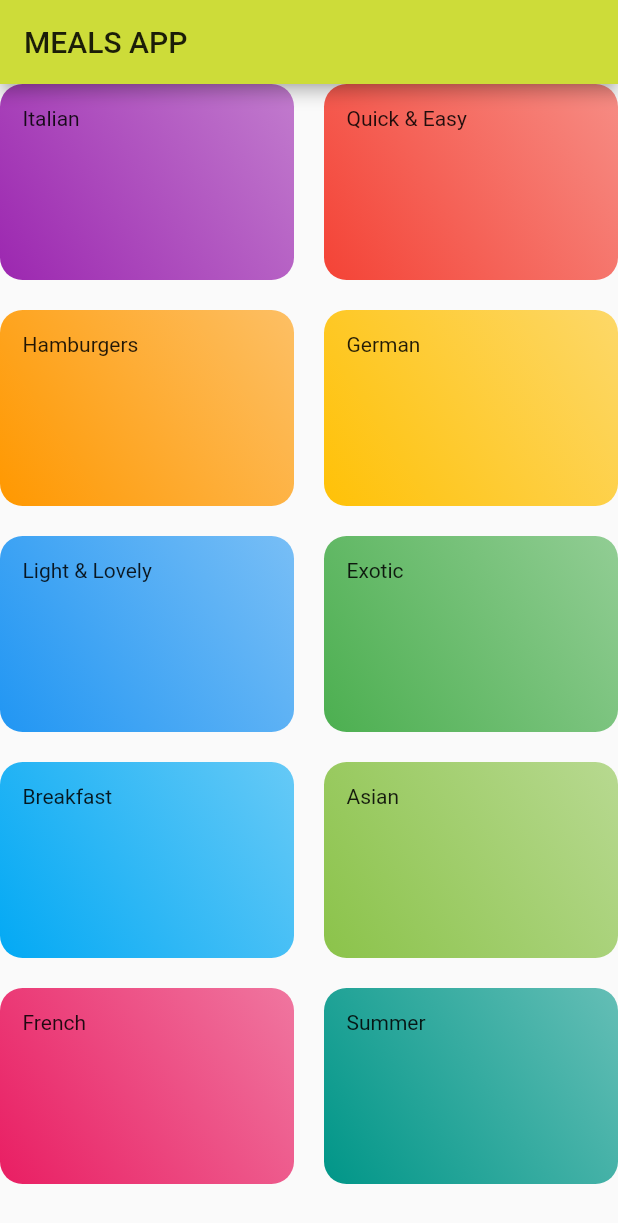
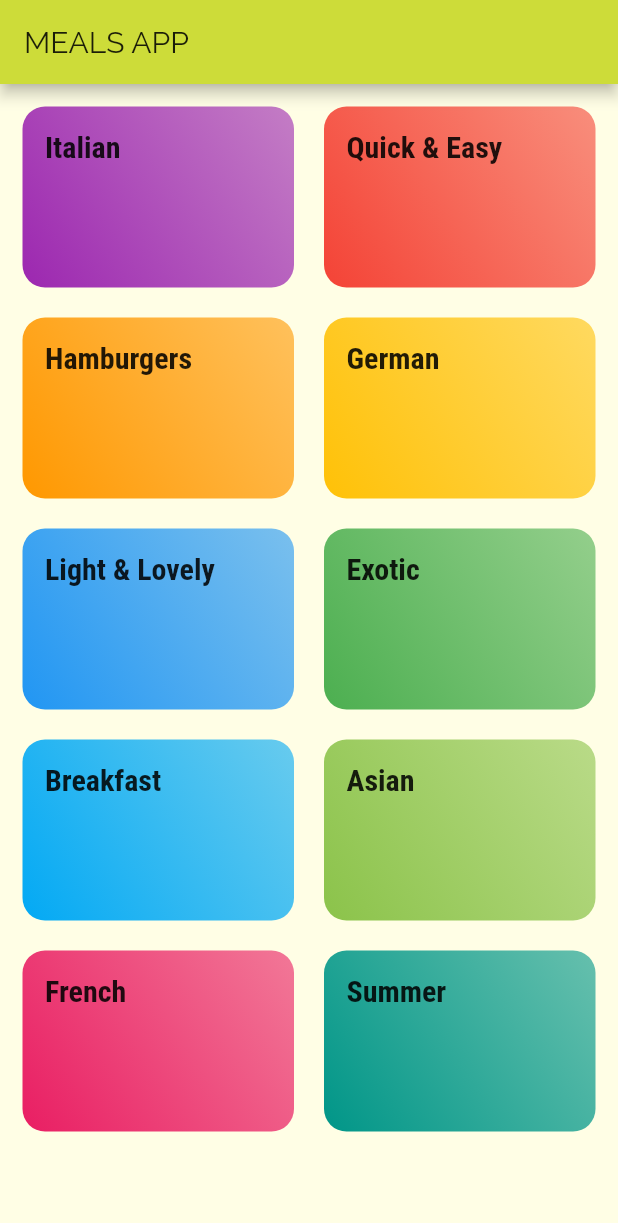
Before and after one commit to RohitIslam/meals-app, a Flutter app: the screen it shows after launch, on a phone screen of 412 x 824 dp. Shown: the top 1223 px of the screen. Run offline on Flutter 3.47's test engine with Material 2 defaults, Android fonts, the phone set to English and light mode, and no system bars.

```diff
--- a/lib/category_item.dart
+++ b/lib/category_item.dart
@@ -12,6 +12,7 @@ class CategoryItem extends StatelessWidget {
       padding: const EdgeInsets.all(15),
       child: Text(
         title,
+        style: Theme.of(context).textTheme.title,
       ),
       decoration: BoxDecoration(
         gradient: LinearGradient(
--- a/lib/main.dart
+++ b/lib/main.dart
@@ -12,6 +12,22 @@ class MyApp extends StatelessWidget {
       title: 'Meals App',
       theme: ThemeData(
         primarySwatch: Colors.lime,
+        accentColor: Colors.blueGrey,
+        canvasColor: Color.fromRGBO(255, 254, 229, 1),
+        fontFamily: 'Raleway',
+        textTheme: ThemeData.light().textTheme.copyWith(
+              body1: TextStyle(
+                color: Color.fromRGBO(20, 51, 51, 1),
+              ),
+              body2: TextStyle(
+                color: Color.fromRGBO(20, 51, 51, 1),
+              ),
+              title: TextStyle(
+                fontSize: 20,
+                fontFamily: 'RobotoCondensed',
+                fontWeight: FontWeight.bold,
+              ),
+            ),
       ),
       home: CategoriesPage(),
     );
--- a/lib/pages/categories.dart
+++ b/lib/pages/categories.dart
@@ -11,6 +11,7 @@ class CategoriesPage extends StatelessWidget {
         title: const Text('MEALS APP'),
       ),
       body: GridView(
+        padding: EdgeInsets.all(15),
         children: DUMMY_CATEGORIES
             .map(
               (catData) => CategoryItem(
```
Also changed, not shown: pubspec.yaml (+17 -8 lines), assets/fonts/Raleway-Black.ttf (added), assets/fonts/Raleway-Bold.ttf (added), assets/fonts/Raleway-Regular.ttf (added), assets/fonts/RobotoCondensed-Bold.ttf (added), assets/fonts/RobotoCondensed-Italic.ttf (added), assets/fonts/RobotoCondensed-Light.ttf (added), assets/fonts/RobotoCondensed-Regular.ttf (added).
